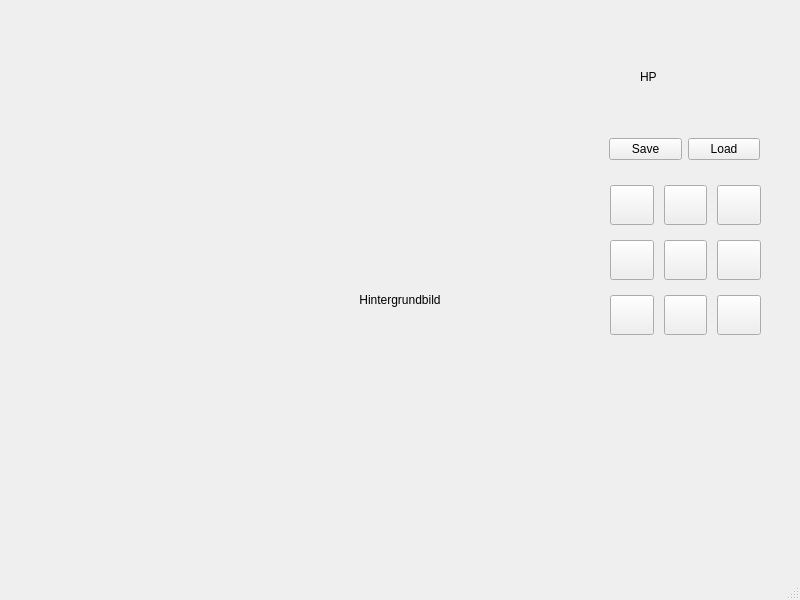
Before: the Qt Designer form mainwindow.ui in Gibbyace/DungeonCrawler_Game_C-, drawn with Qt 5.
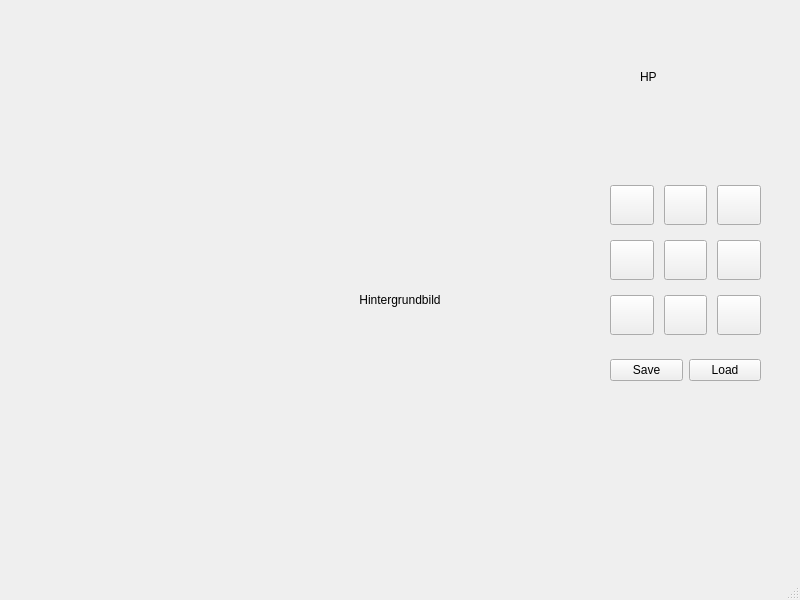
After: the same form once the commit is applied.

```diff
--- a/mainwindow.ui
+++ b/mainwindow.ui
@@ -207,8 +207,8 @@
    <widget class="QWidget" name="horizontalLayoutWidget">
     <property name="geometry">
      <rect>
-      <x>609</x>
-      <y>119</y>
+      <x>610</x>
+      <y>340</y>
       <width>151</width>
       <height>61</height>
      </rect>
```
Left out of the diff: 2 changed lines with no effect on the pictures.
